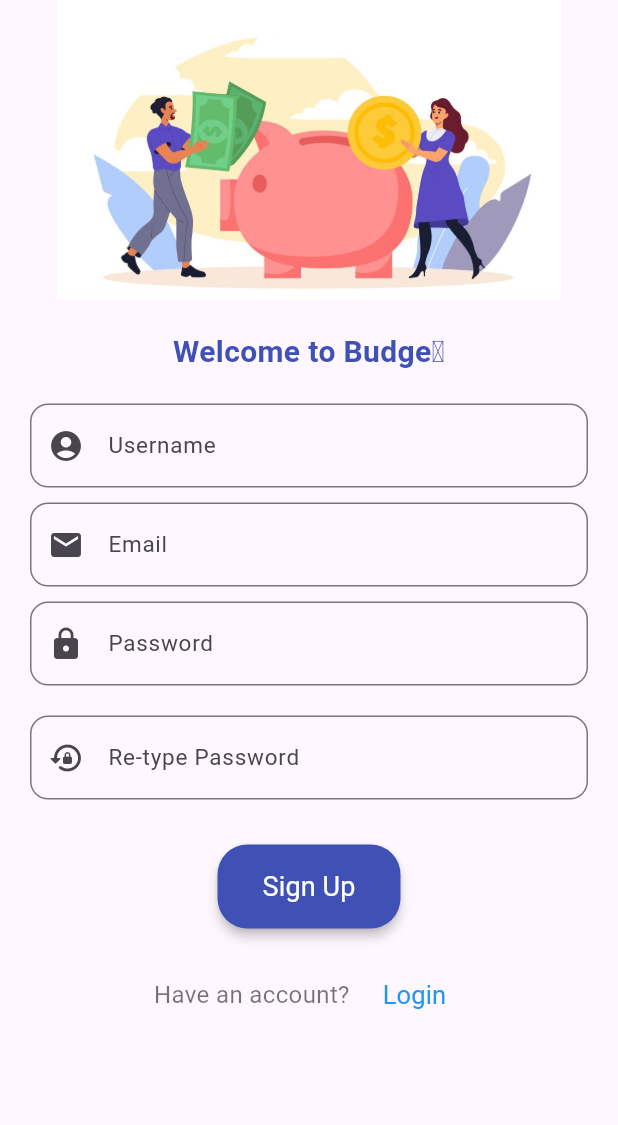
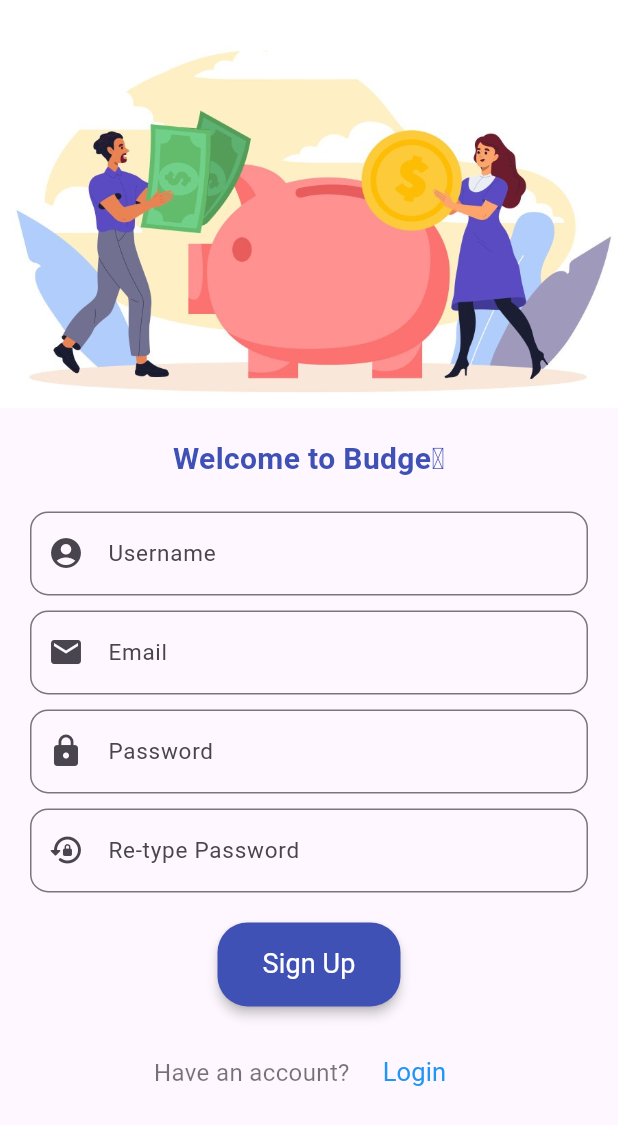
Before and after one commit to emreglknt/BudgetTracker, a Flutter app: the screen it shows after launch, after a tap on "Create Account", on a phone screen of 412 x 824 dp. Shown: the top 1125 px of the screen. Run offline on Flutter 3.47's test engine with Material 3 defaults, Android fonts, the phone set to English and light mode, and no system bars; our stand-ins replace bloc, cloud_firestore, dartz, dio, firebase_auth, firebase_core and 9 more; missing offline and left inert: animated_snack_bar, dart:ffi; accounts and stored records are empty.

Commit message:
responsive uı updated

```diff
--- a/lib/data/repository/main_repo.dart
+++ b/lib/data/repository/main_repo.dart
@@ -181,9 +181,6 @@ class MainRepository extends IMainRepository{
 
 
 
-
-
-
   @override
   Future <Either<String,double>> getCurrency(String target) async{
     try{
--- a/lib/presentation/home.dart
+++ b/lib/presentation/home.dart
@@ -685,4 +685,10 @@ class _HomeScreenState extends State<HomeScreen> {
       },
     );
   }
+
+
+
+
+
+
 }
--- a/lib/presentation/login.dart
+++ b/lib/presentation/login.dart
@@ -3,6 +3,7 @@ import 'package:budget_family/presentation/home.dart';
 import 'package:budget_family/presentation/register.dart';
 import 'package:flutter/material.dart';
 import 'package:flutter_bloc/flutter_bloc.dart';
+import 'package:flutter/services.dart';
 import 'authBloc/auth_bloc.dart';
 import 'package:lottie/lottie.dart';
 
@@ -18,6 +19,26 @@ class _LoginScreenState extends State<LoginScreen> {
   final TextEditingController _passwordController = TextEditingController();
 
   @override
+  void initState() {
+    super.initState();
+
+    SystemChrome.setPreferredOrientations([
+      DeviceOrientation.portraitUp,
+      DeviceOrientation.portraitDown,
+    ]);
+  }
+
+  @override
+  void dispose() {
+
+    SystemChrome.setPreferredOrientations([
+      DeviceOrientation.portraitUp,
+      DeviceOrientation.portraitDown,
+    ]);
+    super.dispose();
+  }
+
+  @override
   Widget build(BuildContext context) {
     final Size size = MediaQuery.of(context).size;
 
@@ -27,12 +48,12 @@ class _LoginScreenState extends State<LoginScreen> {
         child: BlocBuilder<AuthBloc, AuthState>(
           builder: (context, state) {
             if (state is AuthLoadingState) {
-              // Show a loading indicator
+
               return const Center(child: CircularProgressIndicator());
             }
 
             if (state is AuthErrorState) {
-              // Show error message
+
               WidgetsBinding.instance.addPostFrameCallback((_) {
                 AnimatedSnackBar.material(
                   state.error,
@@ -44,7 +65,7 @@ class _LoginScreenState extends State<LoginScreen> {
             }
 
             if (state is AuthSuccessState) {
-              // Handle success state
+
               WidgetsBinding.instance.addPostFrameCallback((_) {
                 AnimatedSnackBar.material(
                   'Logged in Successfully',
@@ -60,16 +81,15 @@ class _LoginScreenState extends State<LoginScreen> {
                     ),
                   ),
                 );
-
               });
             }
 
-
-
-            return SizedBox(
+            return SingleChildScrollView(
+              child: SizedBox(
                 width: size.width,
                 height: size.height,
                 child: Column(
+                  mainAxisAlignment: MainAxisAlignment.center,
                   children: [
                     SizedBox(
                       height: size.height * 0.36,
@@ -81,7 +101,12 @@ class _LoginScreenState extends State<LoginScreen> {
                       padding: EdgeInsets.symmetric(horizontal: 20),
                       child: Text(
                         'Welcome to Budge🆃',
-                      style: TextStyle(color: Colors.indigo, fontSize: 25, fontWeight: FontWeight.bold),
+                        style: TextStyle(
+                          color: Colors.indigo,
+                          fontSize: 25,
+                          fontWeight: FontWeight.bold,
+                        ),
+                        textAlign: TextAlign.center,
                       ),
                     ),
                     const SizedBox(height: 10),
@@ -89,10 +114,15 @@ class _LoginScreenState extends State<LoginScreen> {
                       padding: EdgeInsets.symmetric(horizontal: 20),
                       child: Text(
                         'Login to your account',
-                      style: TextStyle(color: Colors.black54, fontSize: 17, fontWeight: FontWeight.w500),
+                        style: TextStyle(
+                          color: Colors.black54,
+                          fontSize: 17,
+                          fontWeight: FontWeight.w500,
+                        ),
+                        textAlign: TextAlign.center,
                       ),
                     ),
-                  const SizedBox(height: 35),
+                    const SizedBox(height: 30),
                     Padding(
                       padding: const EdgeInsets.symmetric(horizontal: 25),
                       child: TextFormField(
@@ -128,7 +158,7 @@ class _LoginScreenState extends State<LoginScreen> {
                       padding: const EdgeInsets.symmetric(horizontal: 20),
                       child: ElevatedButton(
                         onPressed: () {
-                        if(_emailController.text.isEmpty || _passwordController.text.isEmpty){
+                          if (_emailController.text.isEmpty || _passwordController.text.isEmpty) {
                             AnimatedSnackBar.material(
                               'Please fill all fields',
                               type: AnimatedSnackBarType.warning,
@@ -136,13 +166,11 @@ class _LoginScreenState extends State<LoginScreen> {
                               duration: const Duration(seconds: 3),
                             ).show(context);
                             return;
-                        }
-                        else{
+                          } else {
                             context.read<AuthBloc>().add(
                               AuthLoginRequest(_emailController.text, _passwordController.text),
                             );
                           }
-
                         },
                         style: ElevatedButton.styleFrom(
                           elevation: 3,
@@ -181,6 +209,7 @@ class _LoginScreenState extends State<LoginScreen> {
                     ),
                   ],
                 ),
+              ),
             );
           },
         ),
--- a/lib/presentation/register.dart
+++ b/lib/presentation/register.dart
@@ -16,9 +16,6 @@ class _RegisterScreenState extends State<RegisterScreen> {
   final TextEditingController emailController = TextEditingController();
   final TextEditingController passwordController = TextEditingController();
   final TextEditingController rePasswordController = TextEditingController();
-
-
-
 
   @override
   Widget build(BuildContext context) {
@@ -45,7 +42,6 @@ class _RegisterScreenState extends State<RegisterScreen> {
             }
 
             if (state is RegisterSuccessState) {
-
               WidgetsBinding.instance.addPostFrameCallback((_) {
                 AnimatedSnackBar.material(
                   'User signed-up Successfully',
@@ -53,8 +49,7 @@ class _RegisterScreenState extends State<RegisterScreen> {
                   mobileSnackBarPosition: MobileSnackBarPosition.bottom,
                   duration: const Duration(seconds: 4),
                 ).show(context);
-                  Navigator.of(context).pushReplacement(MaterialPageRoute(builder: (context) => const LoginScreen()));
-
+                Navigator.of(context).pushReplacement(MaterialPageRoute(builder: (context) => const LoginScreen()));
               });
             }
 
@@ -65,10 +60,12 @@ class _RegisterScreenState extends State<RegisterScreen> {
                 child: Column(
                   crossAxisAlignment: CrossAxisAlignment.center,
                   children: [
-                    const Image(
-                      image: AssetImage('assets/budget.jpg'),
-                      height: 200,
-                      fit: BoxFit.cover,
+                    SizedBox(
+                      height: size.height * 0.33, // Ekranın %30'u kadar yükseklik
+                      child: const Image(
+                        image: AssetImage('assets/budget.jpg'),
+                        fit: BoxFit.cover,
+                      ),
                     ),
                     const SizedBox(height: 20),
                     const Padding(
@@ -80,17 +77,18 @@ class _RegisterScreenState extends State<RegisterScreen> {
                           fontSize: 20,
                           fontWeight: FontWeight.bold,
                         ),
+                        textAlign: TextAlign.center,
                       ),
                     ),
                     const SizedBox(height: 20),
-
+                    // Username TextField
                     Padding(
                       padding: const EdgeInsets.symmetric(horizontal: 20),
                       child: TextFormField(
                         controller: usernameController,
                         decoration: const InputDecoration(
                           hintText: 'Username',
-                          hintStyle: TextStyle(fontSize: 15,fontWeight: FontWeight.w400),
+                          hintStyle: TextStyle(fontSize: 15, fontWeight: FontWeight.w400),
                           prefixIcon: Icon(Icons.account_circle_rounded),
                           border: OutlineInputBorder(
                             borderRadius: BorderRadius.all(Radius.circular(12)),
@@ -99,7 +97,6 @@ class _RegisterScreenState extends State<RegisterScreen> {
                       ),
                     ),
                     const SizedBox(height: 10),
-
                     // Email TextField
                     Padding(
                       padding: const EdgeInsets.symmetric(horizontal: 20),
@@ -107,7 +104,7 @@ class _RegisterScreenState extends State<RegisterScreen> {
                         controller: emailController,
                         decoration: const InputDecoration(
                           hintText: 'Email',
-                          hintStyle: TextStyle(fontSize: 15,fontWeight: FontWeight.w400),
+                          hintStyle: TextStyle(fontSize: 15, fontWeight: FontWeight.w400),
                           prefixIcon: Icon(Icons.email),
                           border: OutlineInputBorder(
                             borderRadius: BorderRadius.all(Radius.circular(12)),
@@ -124,7 +121,7 @@ class _RegisterScreenState extends State<RegisterScreen> {
                         obscureText: true,
                         decoration: const InputDecoration(
                           hintText: 'Password',
-                          hintStyle: TextStyle(fontSize: 15,fontWeight: FontWeight.w400),
+                          hintStyle: TextStyle(fontSize: 15, fontWeight: FontWeight.w400),
                           prefixIcon: Icon(Icons.lock),
                           border: OutlineInputBorder(
                             borderRadius: BorderRadius.all(Radius.circular(12)),
@@ -132,7 +129,8 @@ class _RegisterScreenState extends State<RegisterScreen> {
                         ),
                       ),
                     ),
-                    const SizedBox(height: 20),
+                    const SizedBox(height: 10),
+                    // Re-type Password TextField
                     Padding(
                       padding: const EdgeInsets.symmetric(horizontal: 20),
                       child: TextFormField(
@@ -140,7 +138,7 @@ class _RegisterScreenState extends State<RegisterScreen> {
                         obscureText: true,
                         decoration: const InputDecoration(
                           hintText: 'Re-type Password',
-                          hintStyle: TextStyle(fontSize: 15,fontWeight: FontWeight.w400),
+                          hintStyle: TextStyle(fontSize: 15, fontWeight: FontWeight.w400),
                           prefixIcon: Icon(Icons.lock_reset_rounded),
                           border: OutlineInputBorder(
                             borderRadius: BorderRadius.all(Radius.circular(12)),
@@ -148,14 +146,6 @@ class _RegisterScreenState extends State<RegisterScreen> {
                         ),
                       ),
                     ),
-
-
-
-                    const SizedBox(height: 10),
-
-
-
-
                     const SizedBox(height: 20),
                     // Sign Up Button
                     Padding(
@@ -168,9 +158,9 @@ class _RegisterScreenState extends State<RegisterScreen> {
                               rePasswordController.text.isEmpty) {
                             AnimatedSnackBar.material(
                               'Please fill all fields',
-                              type: AnimatedSnackBarType.info,  // Farklı türler: success, error, info, warning
-                              mobileSnackBarPosition: MobileSnackBarPosition.bottom,  // Alt kısımda gösterilir
-                              duration: const Duration(seconds: 4),  // SnackBar'ın ekranda kalma süresi
+                              type: AnimatedSnackBarType.info,
+                              mobileSnackBarPosition: MobileSnackBarPosition.bottom,
+                              duration: const Duration(seconds: 4),
                             ).show(context);
                             return;
                           }
@@ -178,18 +168,15 @@ class _RegisterScreenState extends State<RegisterScreen> {
                           if (passwordController.text != rePasswordController.text) {
                             AnimatedSnackBar.material(
                               'Passwords not match',
-                              type: AnimatedSnackBarType.warning,  // Farklı türler: success, error, info, warning
-                              mobileSnackBarPosition: MobileSnackBarPosition.bottom,  // Alt kısımda gösterilir
-                              duration: const Duration(seconds: 4),  // SnackBar'ın ekranda kalma süresi
+                              type: AnimatedSnackBarType.warning,
+                              mobileSnackBarPosition: MobileSnackBarPosition.bottom,
+                              duration: const Duration(seconds: 4),
                             ).show(context);
                             return;
                           }
-                          // Dispatch the register event
+
                           context.read<AuthBloc>().add(AuthRegisterRequest(
-                            usernameController.text,
-                            emailController.text,
-                            passwordController.text
-                          ));
+                              usernameController.text, emailController.text, passwordController.text));
                         },
                         style: ElevatedButton.styleFrom(
                           elevation: 3,
```
Also changed, not shown: lib/data/model/LineChartModel.dart (added, +22 -0 lines), 1 other file. Lines whose indentation alone changed are shown as unchanged.
